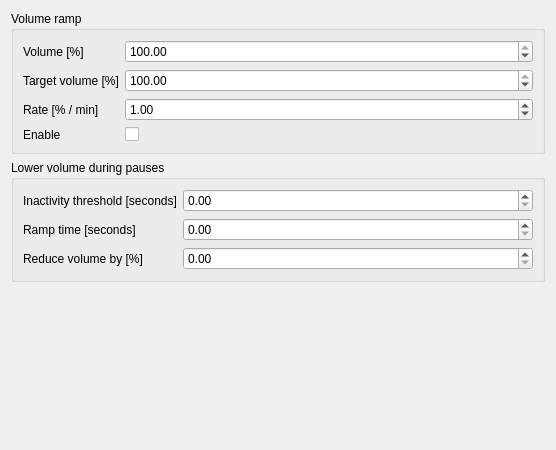
Above: designer/volumecontrolwidget.ui from diglet48/restim before the change. Below: the same form after it.
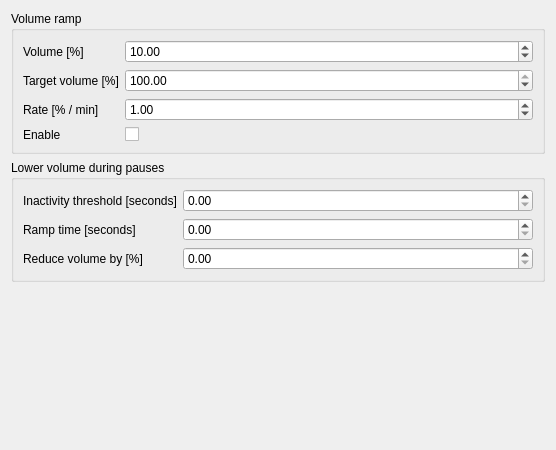
That is the form after the change.

What changed in the file:
```diff
--- a/designer/volumecontrolwidget.ui
+++ b/designer/volumecontrolwidget.ui
@@ -39,7 +39,7 @@
          <double>0.100000000000000</double>
         </property>
         <property name="value">
-         <double>100.000000000000000</double>
+         <double>10.000000000000000</double>
         </property>
        </widget>
       </item>
```
